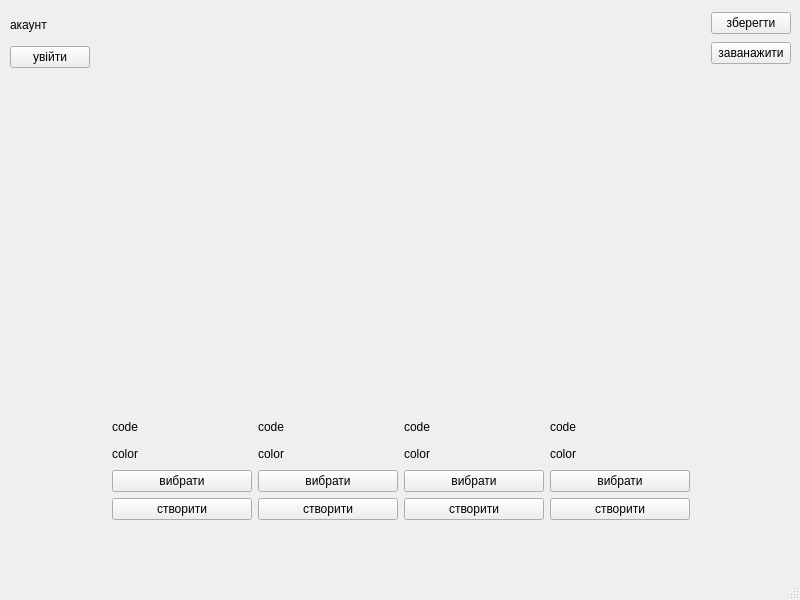
Qt form palitrcolor/mainwindow.ui (SpeRRy31/palitrcolor) before a commit.
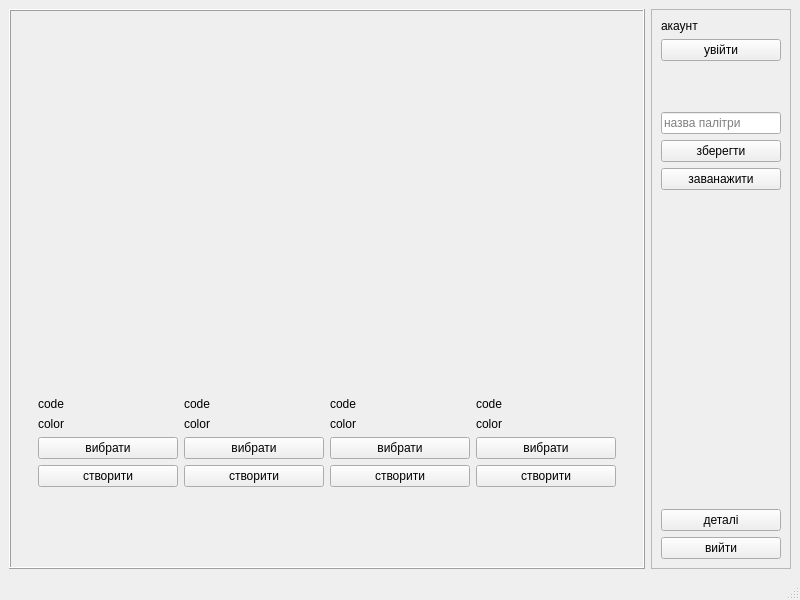
The same form after that commit.

Diff of the .ui file:
```diff
--- a/palitrcolor/mainwindow.ui
+++ b/palitrcolor/mainwindow.ui
@@ -26,76 +26,32 @@
    <string>MainWindow</string>
   </property>
   <widget class="QWidget" name="centralwidget">
-   <widget class="QWidget" name="">
-    <property name="geometry">
-     <rect>
-      <x>10</x>
-      <y>10</y>
-      <width>781</width>
-      <height>58</height>
-     </rect>
-    </property>
-    <layout class="QHBoxLayout" name="horizontalLayout_3">
-     <item>
-      <layout class="QVBoxLayout" name="verticalLayout_6">
-       <item>
-        <widget class="QLabel" name="accountlbl">
-         <property name="text">
-          <string>акаунт</string>
-         </property>
-        </widget>
-       </item>
+   <layout class="QGridLayout" name="gridLayout">
+    <item row="0" column="0">
+     <widget class="QFrame" name="frame_2">
+      <property name="frameShape">
+       <enum>QFrame::Box</enum>
+      </property>
+      <property name="frameShadow">
+       <enum>QFrame::Raised</enum>
+      </property>
+      <layout class="QGridLayout" name="gridLayout_3">
+       <item row="0" column="0">
+        <layout class="QVBoxLayout" name="verticalLayout_4">
        <item>
-        <widget class="QPushButton" name="regbtn">
-         <property name="text">
-          <string>увійти</string>
-         </property>
-        </widget>
-       </item>
-      </layout>
-     </item>
-     <item>
-      <spacer name="horizontalSpacer_3">
+          <spacer name="verticalSpacer_3">
        <property name="orientation">
-        <enum>Qt::Horizontal</enum>
+            <enum>Qt::Vertical</enum>
        </property>
        <property name="sizeHint" stdset="0">
         <size>
-         <width>40</width>
-         <height>20</height>
+             <width>20</width>
+             <height>40</height>
         </size>
        </property>
       </spacer>
      </item>
      <item>
-      <layout class="QVBoxLayout" name="verticalLayout_5">
-       <item>
-        <widget class="QPushButton" name="savebtn">
-         <property name="text">
-          <string>зберегти</string>
-         </property>
-        </widget>
-       </item>
-       <item>
-        <widget class="QPushButton" name="loadbtn">
-         <property name="text">
-          <string>заванажити</string>
-         </property>
-        </widget>
-       </item>
-      </layout>
-     </item>
-    </layout>
-   </widget>
-   <widget class="QWidget" name="">
-    <property name="geometry">
-     <rect>
-      <x>20</x>
-      <y>110</y>
-      <width>761</width>
-      <height>410</height>
-     </rect>
-    </property>
     <layout class="QHBoxLayout" name="horizontalLayout_2">
      <item>
       <spacer name="horizontalSpacer">
@@ -332,7 +288,148 @@
       </spacer>
      </item>
     </layout>
-   </widget>
+         </item>
+         <item>
+          <spacer name="verticalSpacer_4">
+           <property name="orientation">
+            <enum>Qt::Vertical</enum>
+           </property>
+           <property name="sizeHint" stdset="0">
+            <size>
+             <width>20</width>
+             <height>40</height>
+            </size>
+           </property>
+          </spacer>
+         </item>
+        </layout>
+       </item>
+      </layout>
+     </widget>
+    </item>
+    <item row="0" column="1">
+     <widget class="QFrame" name="frame">
+      <property name="minimumSize">
+       <size>
+        <width>140</width>
+        <height>0</height>
+       </size>
+      </property>
+      <property name="frameShape">
+       <enum>QFrame::StyledPanel</enum>
+      </property>
+      <property name="frameShadow">
+       <enum>QFrame::Raised</enum>
+      </property>
+      <layout class="QGridLayout" name="gridLayout_2">
+       <item row="0" column="0">
+        <layout class="QVBoxLayout" name="verticalLayout_3">
+         <item>
+          <layout class="QVBoxLayout" name="verticalLayout_6">
+           <item>
+            <widget class="QLabel" name="accountlbl">
+             <property name="text">
+              <string>акаунт</string>
+             </property>
+            </widget>
+           </item>
+           <item>
+            <widget class="QPushButton" name="regbtn">
+             <property name="text">
+              <string>увійти</string>
+             </property>
+            </widget>
+           </item>
+           <item>
+            <spacer name="verticalSpacer">
+             <property name="orientation">
+              <enum>Qt::Vertical</enum>
+             </property>
+             <property name="sizeHint" stdset="0">
+              <size>
+               <width>20</width>
+               <height>40</height>
+              </size>
+             </property>
+            </spacer>
+           </item>
+          </layout>
+         </item>
+         <item>
+          <widget class="QLineEdit" name="palletename">
+           <property name="placeholderText">
+            <string>назва палітри</string>
+           </property>
+          </widget>
+         </item>
+         <item>
+          <layout class="QVBoxLayout" name="verticalLayout">
+           <item>
+            <widget class="QPushButton" name="savebtn">
+             <property name="text">
+              <string>зберегти</string>
+             </property>
+            </widget>
+           </item>
+           <item>
+            <widget class="QPushButton" name="loadbtn">
+             <property name="text">
+              <string>заванажити</string>
+             </property>
+            </widget>
+           </item>
+          </layout>
+         </item>
+         <item>
+          <spacer name="verticalSpacer_2">
+           <property name="orientation">
+            <enum>Qt::Vertical</enum>
+           </property>
+           <property name="sizeHint" stdset="0">
+            <size>
+             <width>20</width>
+             <height>40</height>
+            </size>
+           </property>
+          </spacer>
+         </item>
+         <item>
+          <layout class="QVBoxLayout" name="verticalLayout_2">
+           <item>
+            <widget class="QLabel" name="label">
+             <property name="minimumSize">
+              <size>
+               <width>120</width>
+               <height>220</height>
+              </size>
+             </property>
+             <property name="text">
+              <string/>
+             </property>
+            </widget>
+           </item>
+           <item>
+            <widget class="QPushButton" name="pushButton_2">
+             <property name="text">
+              <string>деталі</string>
+             </property>
+            </widget>
+           </item>
+           <item>
+            <widget class="QPushButton" name="pushButton">
+             <property name="text">
+              <string>вийти</string>
+             </property>
+            </widget>
+           </item>
+          </layout>
+         </item>
+        </layout>
+       </item>
+      </layout>
+     </widget>
+    </item>
+   </layout>
   </widget>
   <widget class="QMenuBar" name="menubar">
    <property name="geometry">
```
Left out of the diff: 2 changed lines with no effect on the pictures. Lines whose indentation alone changed are shown as unchanged.
